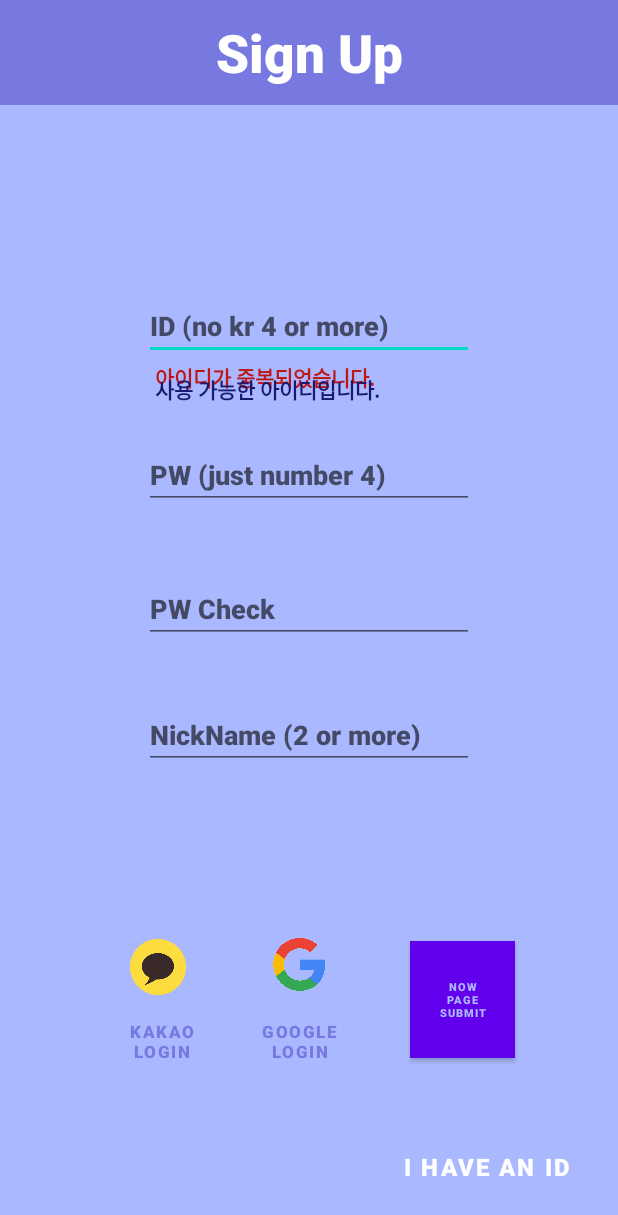
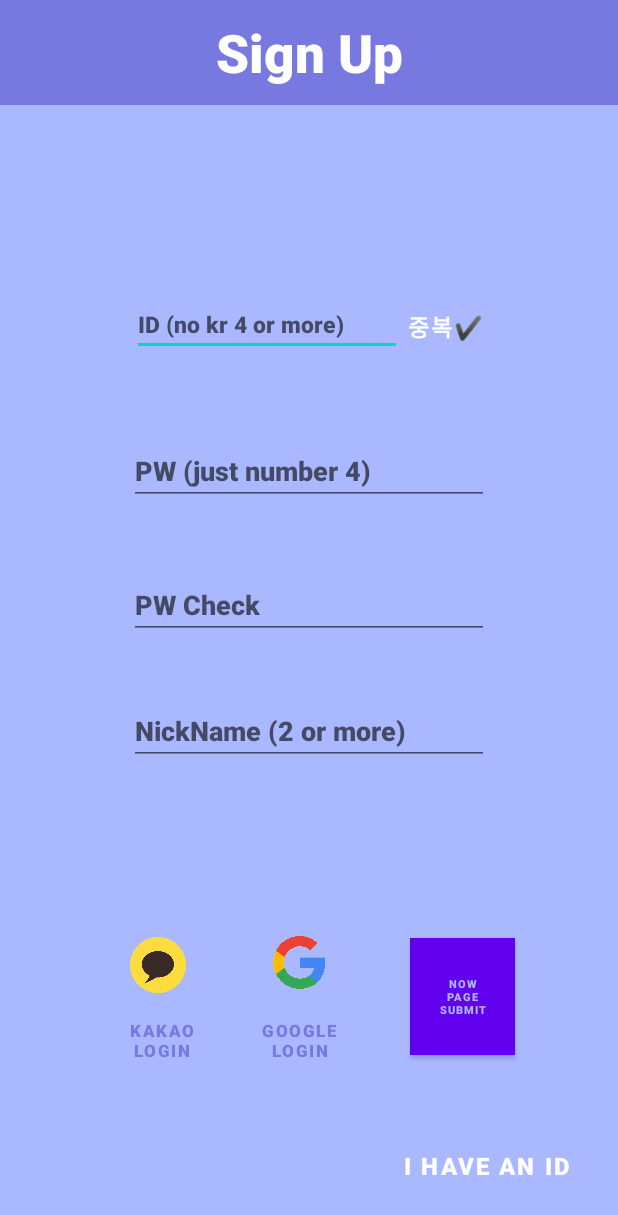
Before and after one commit to haseomg/PlayList, an Android app: the screen it shows after launch (SignUp), on a phone screen of 412 x 824 dp. Shown: the top 1215 px of the screen. Run offline under Robolectric (Android 15) with nearby library versions, the phone set to English and light mode, and no system bars; libraries missing offline, so code that uses them is left out: com.kakao.sdk; 1 statement that could not run was skipped.

Commit message:
Try Id Duplication Check - made idDuButton and TextWatcher (for id's length check and idDuplication button setText duCheck!)

```diff
--- a/app/src/main/res/layout/activity_sign_up.xml
+++ b/app/src/main/res/layout/activity_sign_up.xml
@@ -14,6 +14,7 @@
         android:background="#7878E1"
         app:layout_constraintBottom_toBottomOf="parent"
         app:layout_constraintEnd_toEndOf="parent"
+        app:layout_constraintHorizontal_bias="0.0"
         app:layout_constraintStart_toStartOf="parent"
         app:layout_constraintTop_toTopOf="parent"
         app:layout_constraintVertical_bias="0.0">
@@ -35,49 +36,38 @@
 
     <EditText
         android:id="@+id/signUpIdEditText"
-        android:layout_width="220dp"
+        android:layout_width="180dp"
         android:layout_height="wrap_content"
+        android:fontFamily="sans-serif-black"
         android:hint="ID (no kr 4 or more)"
-        android:textSize="18sp"
         android:textColor="#7878E1"
-        android:fontFamily="sans-serif-black"
+        android:textSize="15sp"
         app:layout_constraintBottom_toBottomOf="parent"
         app:layout_constraintEnd_toEndOf="parent"
+        app:layout_constraintHorizontal_bias="0.38"
         app:layout_constraintStart_toStartOf="parent"
         app:layout_constraintTop_toTopOf="parent"
         app:layout_constraintVertical_bias="0.25" />
 
-    <TextView
-        android:id="@+id/idDuNoTextView"
+    <Button
+        android:id="@+id/idDuCheckButton"
         android:layout_width="wrap_content"
         android:layout_height="wrap_content"
+        android:background="#00ff0000"
         android:fontFamily="sans-serif-black"
-        android:text="아이디가 중복되었습니다."
-        android:textColor="#C01515"
+        android:text="중복✔️"
+        android:textColor="@color/white"
+        android:textSize="15sp"
         app:layout_constraintBottom_toBottomOf="parent"
         app:layout_constraintEnd_toEndOf="parent"
-        app:layout_constraintHorizontal_bias="0.39"
+        app:layout_constraintHorizontal_bias="0.78"
         app:layout_constraintStart_toStartOf="parent"
         app:layout_constraintTop_toTopOf="parent"
-        app:layout_constraintVertical_bias="0.3" />
-
-    <TextView
-        android:id="@+id/idDuOkTextView"
-        android:layout_width="wrap_content"
-        android:layout_height="wrap_content"
-        android:fontFamily="sans-serif-black"
-        android:text="사용 가능한 아이디입니다."
-        android:textColor="#191970"
-        app:layout_constraintBottom_toBottomOf="parent"
-        app:layout_constraintEnd_toEndOf="parent"
-        app:layout_constraintHorizontal_bias="0.395"
-        app:layout_constraintStart_toStartOf="parent"
-        app:layout_constraintTop_toTopOf="@+id/signUpLogoLayout"
-        app:layout_constraintVertical_bias="0.31" />
+        app:layout_constraintVertical_bias="0.25" />
 
     <EditText
         android:id="@+id/signUpPwEditText"
-        android:layout_width="220dp"
+        android:layout_width="240dp"
         android:layout_height="wrap_content"
         android:hint="PW (just number 4)"
         android:inputType="textPassword"
@@ -100,14 +90,14 @@
         android:textColor="#191970"
         app:layout_constraintBottom_toBottomOf="parent"
         app:layout_constraintEnd_toEndOf="parent"
-        app:layout_constraintHorizontal_bias="0.38"
+        app:layout_constraintHorizontal_bias="0.32"
         app:layout_constraintStart_toStartOf="parent"
         app:layout_constraintTop_toBottomOf="@+id/signUpLogoLayout"
         app:layout_constraintVertical_bias="0.51" />
 
     <EditText
         android:id="@+id/signUpPwCheckEditText"
-        android:layout_width="220dp"
+        android:layout_width="240dp"
         android:layout_height="wrap_content"
         android:hint="PW Check"
         android:inputType="textPassword"
@@ -129,14 +119,14 @@
         android:textColor="#C01515"
         app:layout_constraintBottom_toBottomOf="parent"
         app:layout_constraintEnd_toEndOf="parent"
-        app:layout_constraintHorizontal_bias="0.448"
+        app:layout_constraintHorizontal_bias="0.38"
         app:layout_constraintStart_toStartOf="parent"
         app:layout_constraintTop_toBottomOf="@+id/signUpPwCheckEditText"
         app:layout_constraintVertical_bias="0.0" />
 
     <EditText
         android:id="@+id/signUpNickNameEditText"
-        android:layout_width="220dp"
+        android:layout_width="240dp"
         android:layout_height="wrap_content"
         android:hint="NickName (2 or more)"
         android:textSize="18sp"
```
Also changed, not shown: app/src/main/java/com/example/playlist/SignUp.java (+91 -5 lines).
